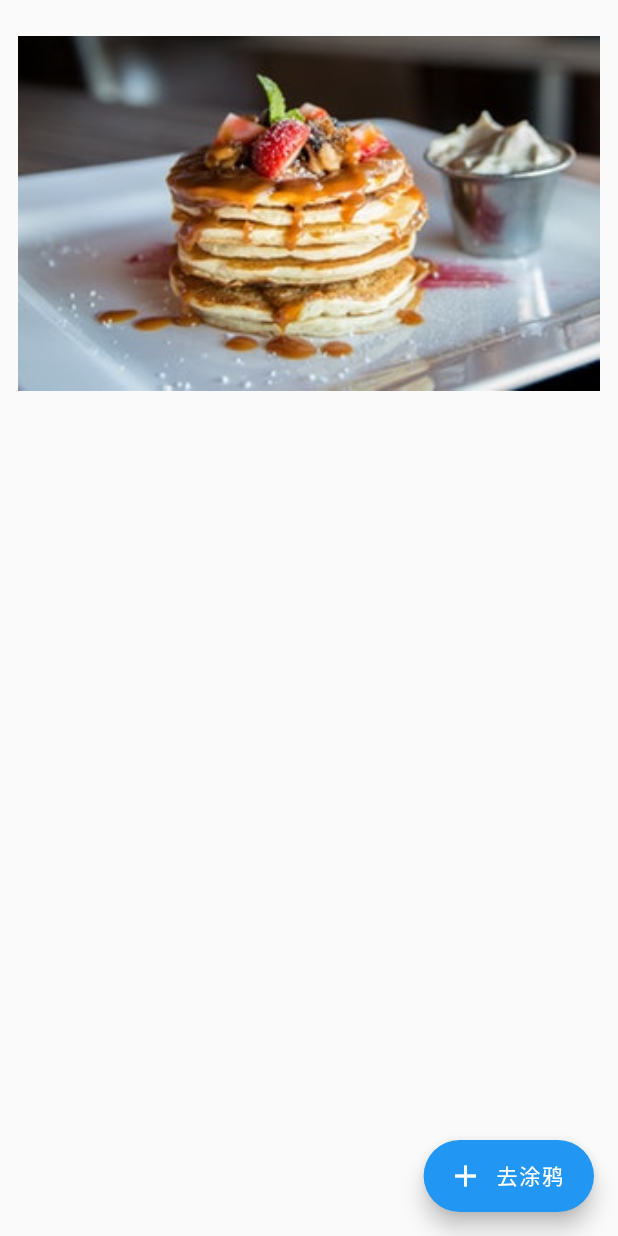
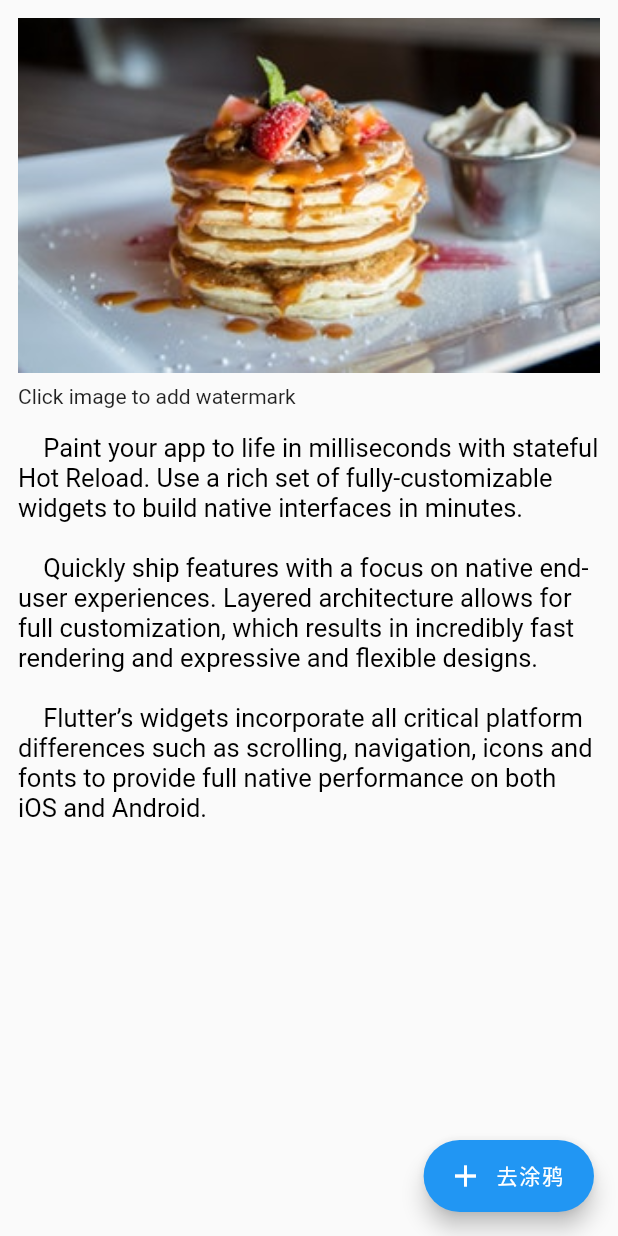
Before and after one commit to cv0cv0/flutter_capture, a Flutter app: the screen it shows after launch, on a phone screen of 412 x 824 dp. Run offline on Flutter 3.47's test engine with Material 2 defaults, Android fonts, the phone set to English and light mode, and no system bars.

Commit message:
first commit

```diff
--- a/lib/pages/home_page.dart
+++ b/lib/pages/home_page.dart
@@ -6,9 +6,10 @@ class HomePage extends StatelessWidget {
   @override
   Widget build(BuildContext context) => Scaffold(
         body: SafeArea(
-          minimum: const EdgeInsets.symmetric(horizontal: 12.0, vertical: 24.0),
           child: RepaintBoundary(
             key: _repaintKey,
+            child: Padding(
+              padding: const EdgeInsets.all(12.0),
               child: CustomScrollView(
                 slivers: <Widget>[
                   SliverToBoxAdapter(
@@ -17,13 +18,35 @@ class HomePage extends StatelessWidget {
                       child: Image.asset('assets/food.jpeg', fit: BoxFit.cover),
                     ),
                   ),
-                SliverToBoxAdapter()
+                  SliverToBoxAdapter(
+                    child: Padding(
+                      padding: const EdgeInsets.only(top: 8.0),
+                      child: Text('Click image to add watermark'),
+                    ),
+                  ),
+                  SliverToBoxAdapter(
+                    child: Padding(
+                      padding: const EdgeInsets.only(top: 16.0),
+                      child: Text(
+                        '    Paint your app to life in milliseconds with stateful Hot Reload. Use a rich set of fully-customizable widgets to build native interfaces in minutes.\n\n'
+                            '    Quickly ship features with a focus on native end-user experiences. Layered architecture allows for full customization, which results in incredibly fast rendering and expressive and flexible designs.\n\n'
+                            '    Flutter’s widgets incorporate all critical platform differences such as scrolling, navigation, icons and fonts to provide full native performance on both iOS and Android.',
+                        style: TextStyle(
+                          color: Colors.black,
+                          fontSize: 17.0,
+                          height: 1.2
+                        ),
+                      ),
+                    ),
+                  )
                 ],
               ),
             ),
           ),
+        ),
         floatingActionButton: Padding(
-          padding: EdgeInsets.only(bottom: MediaQuery.of(context).padding.bottom),
+          padding:
+              EdgeInsets.only(bottom: MediaQuery.of(context).padding.bottom),
           child: FloatingActionButton.extended(
             onPressed: () {},
             icon: Icon(Icons.add),
```
Lines whose indentation alone changed are shown as unchanged.
